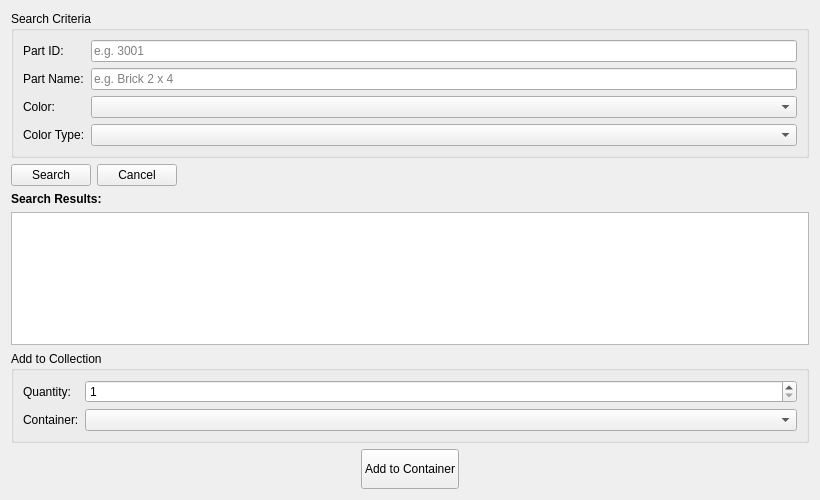
This is ui/addManualWidget.ui in Syadon/BrickCollectionManager as Qt 5 draws it before an edit. The edited form follows.
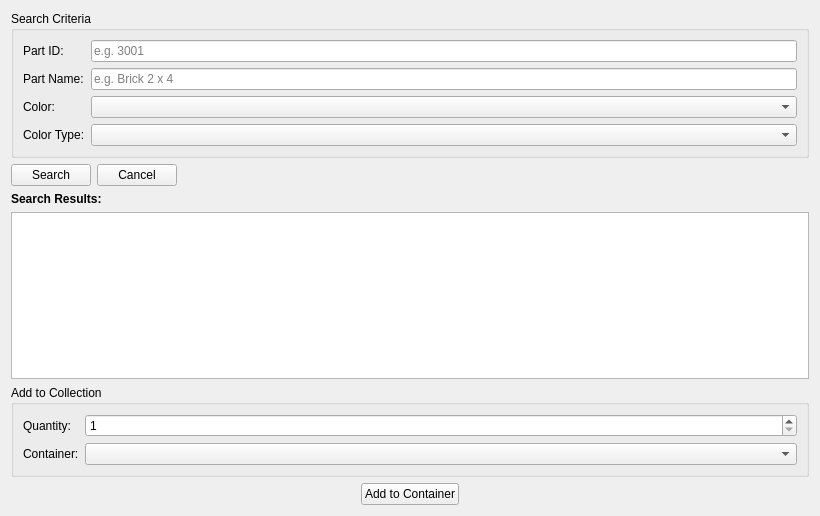
This is the edited form.

What changed in the file:
```diff
--- a/ui/addManualWidget.ui
+++ b/ui/addManualWidget.ui
@@ -7,7 +7,7 @@
     <x>0</x>
     <y>0</y>
     <width>820</width>
-    <height>500</height>
+    <height>516</height>
    </rect>
   </property>
   <property name="windowTitle">
@@ -191,7 +191,7 @@
          <property name="minimumSize">
           <size>
            <width>0</width>
-           <height>40</height>
+           <height>0</height>
           </size>
          </property>
          <property name="text">
```
